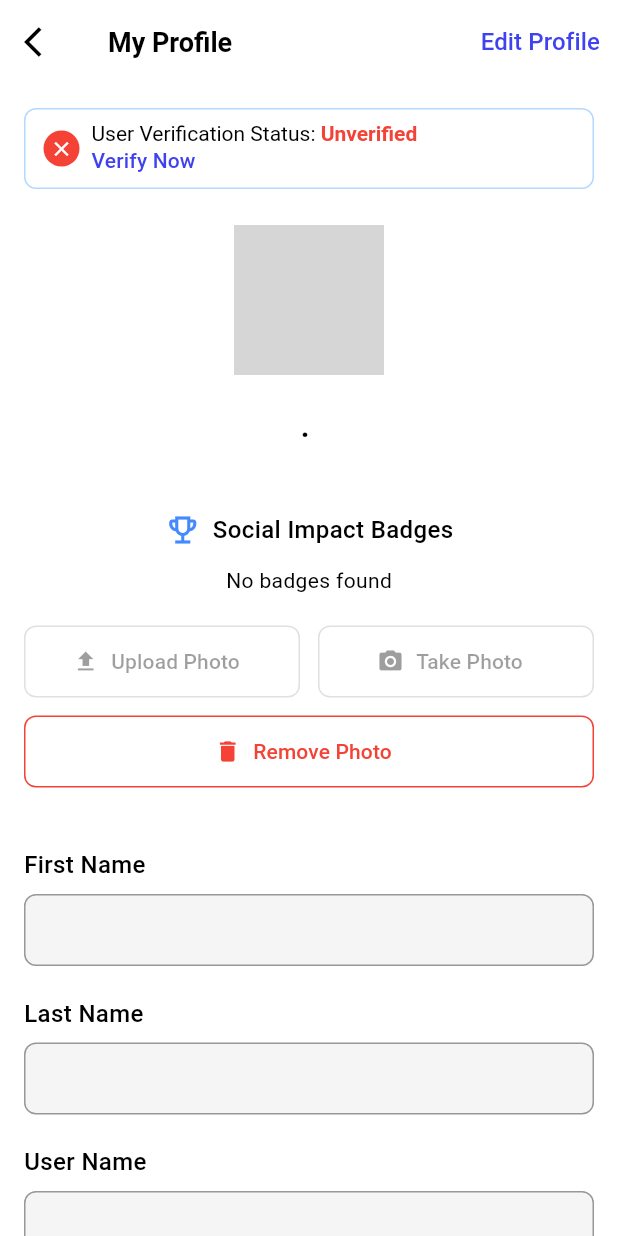
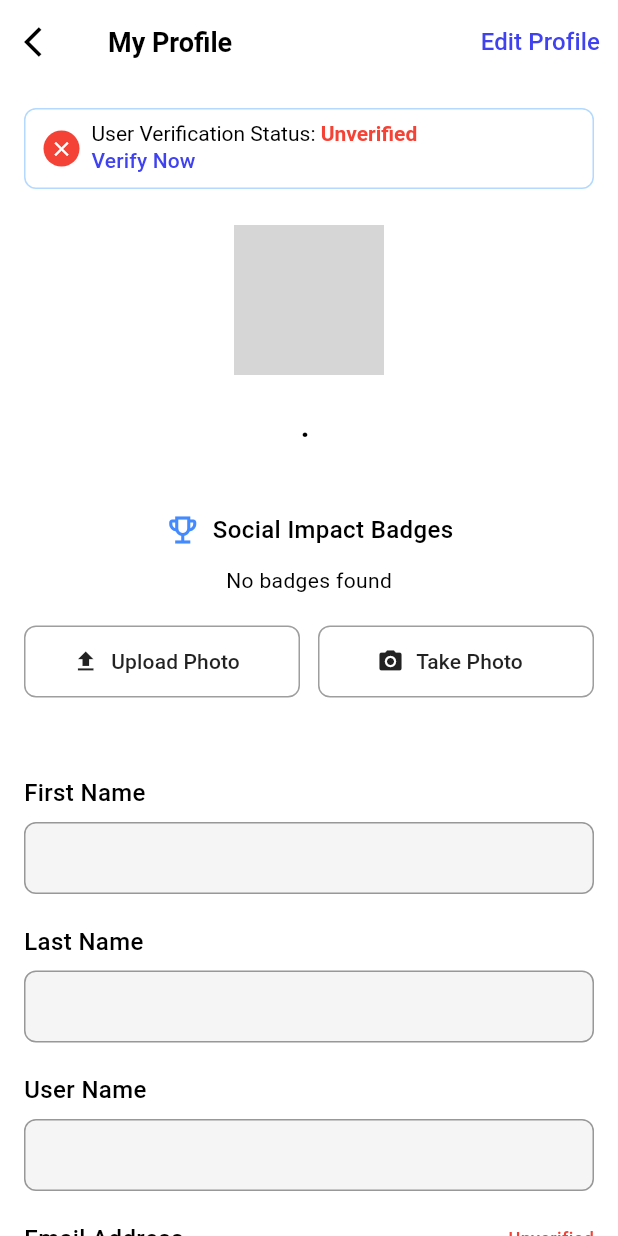
Before and after one commit to FSDTeam-SAA/flutter_ursffiver, a Flutter app: the MyProfileScreen screen opened directly, on a phone screen of 412 x 824 dp. Run offline on Flutter 3.47's test engine with Material 3 defaults, Android fonts, the phone set to English and light mode, and no system bars; our stand-ins replace another_flushbar, dartz, dio, file_picker, flutter_secure_storage, get and 5 more; accounts and stored records are empty; network calls fail; Roboto replaces fonts that are missing (NotoSansKR); grey boxes are pictures that could not be loaded.

Commit message:
feat: Implement badge giving feature with API integration and UI updates refactor: Clean up profile update logic and improve image handling refactor: Streamline interest selection logic and UI components chore: Remove unused chat controller and related code

```diff
--- a/lib/app/app_manager.dart
+++ b/lib/app/app_manager.dart
@@ -16,7 +16,7 @@ class AppManager extends GetxController {
   StreamSubscription? _authStreamSubscription;
   AuthStatus _authStatus = AuthLoading();
   AuthStatus get currentAuthStatus => _authStatus;
-  Debouncer authDebouncer = Debouncer(delay: const Duration(seconds: 20));
+  Debouncer authDebouncer = Debouncer(delay: const Duration(milliseconds: 100));
 
   /// Initializes the stream to listen to auth status
   AppManager(){
@@ -46,16 +46,14 @@ class AppManager extends GetxController {
   }
 
   void _decideRoute(AuthStatus? authStatus) async {
-    if (authStatus != null && authStatus != _authStatus) {
-      debugPrint("(In Appmanager)Auth status: $authStatus");
-
-      if (authStatus is UnAuthenticated) {
+    if (authStatus is UnAuthenticated) {
+       _authStatus = authStatus;
         Get.to(() => SignInScreen());
         // navigatorKey.currentState?.pushNamedAndRemoveUntil(
         //   RouteNames.login,
         //   (route) => false,
         // );
-      } else if (authStatus != _authStatus && authStatus is Authenticated) {
+      } else if (authStatus is Authenticated) {
         debugPrint(
           "currentAuthStatus: $_authStatus, beforeAuthStatus: $authStatus",
         );
@@ -71,7 +69,11 @@ class AppManager extends GetxController {
         // );
       }
       update();
-    }
+    // if (authStatus != null && authStatus != _authStatus) {
+    //   debugPrint("(In Appmanager)Auth status: $authStatus");
+
+
+    // }
   }
 
   // initiate controllers on auth change[Authenticated]
--- a/lib/core/common/controller/select_interest_controller.dart
+++ b/lib/core/common/controller/select_interest_controller.dart
@@ -27,6 +27,8 @@ class InterestSelectionController extends GetxController {
   RxList<InterestCategoryModel> interestList = RxList<InterestCategoryModel>([]);
   @protected
   RxInt selectedIndexCnt = RxInt(0);
+
+  bool isSelected(String id) => (selectedInterests.containsKey(id) && selectedInterests[id] == true);
 
   static Future<List<InterestCategoryModel>> _isolateSearch(
   Map<String, dynamic> message,
--- a/lib/core/common/sheets/interest_picker_sheet.dart
+++ b/lib/core/common/sheets/interest_picker_sheet.dart
@@ -185,9 +185,7 @@ class _InterestPickerSheetState extends State<InterestPickerSheet> {
                                 final interest = interestCategory.interests[idx];
                                 return SelectInterestTile(
                                   interest: interest,
-                                  isSelected: widget.interestSelectionCntlr.selectedInterests.containsKey(
-                                    interest.id,
-                                  ),
+                                  isSelected: selectInterestController.isSelected(interest.id),
                                   onTap: () {
                                     selectInterestController.toggleSelectInterest(
                                       interest,
--- a/lib/core/constants/api_endpoints.dart
+++ b/lib/core/constants/api_endpoints.dart
@@ -37,6 +37,7 @@ base class ApiEndpoints {
   //-----------------badges----------------
   static const String getMyBadges = _Badges.getMyBadges;
   static const String allBadges = _Badges.allBadges;
+  static const String giveBadges = _Badges.giveBadges;
 
   //---------------report----------------
 
@@ -168,6 +169,7 @@ class _Badges {
   static const String _badgesRoute = '${ApiEndpoints.baseUrl}/badges';
   static const String getMyBadges = '$_badgesRoute/all-badges';
   static const String allBadges = '$_badgesRoute/';
+  static const String giveBadges = '$_badgesRoute/give';
 }
 
 // ---------------------- Report -----------------------------
--- a/lib/features/auth/controller/signup_controller.dart
+++ b/lib/features/auth/controller/signup_controller.dart
@@ -23,7 +23,7 @@ class SignUpController extends GetxController {
 
   // NEW – live count of selected interests
   RxInt get selectedCount =>
-      interestSelectionCntlr.selectedInterests.length.obs;
+      interestSelectionCntlr.selectedIndexCnt;
 
   // -----------------------------------------------------------------
   final firstName = ''.obs;
--- a/lib/features/badges/services/badges_interface.dart
+++ b/lib/features/badges/services/badges_interface.dart
@@ -15,5 +15,8 @@ abstract base class BadgesInterface extends BaseRepository {
     required AwardBadgesToUser param,
   });
 
+  FutureRequest<Success<BadgeModel>> giveBadge();
+
   FutureRequest<Success<List<BadgeModel>>> getAllBadges();
+
 }
--- a/lib/features/inbox/model/chat_data.dart
+++ b/lib/features/inbox/model/chat_data.dart
@@ -28,7 +28,7 @@ class ChatModel {
   });
 
   factory ChatModel.fromJson(Map<String, dynamic> json) {
-    debugPrint("re             questBy parse: ${json['name']},");
+    debugPrint("requestBy parse: ${json['name']},");
     try {
       debugPrint("requestBy parse: ${json['requestBy']},");
       //debugPrint("requestBy parsed: ${UserModel.fromJson(json['requestBy'] as Map<String, dynamic>)}");
--- a/lib/features/profile/interface/profile_interface.dart
+++ b/lib/features/profile/interface/profile_interface.dart
@@ -3,7 +3,6 @@ import 'package:flutter_ursffiver/core/api_handler/trycatch.dart';
 import 'package:flutter_ursffiver/core/helpers/typedefs.dart';
 import 'package:flutter_ursffiver/features/profile/model/change_password_model.dart';
 import 'package:flutter_ursffiver/features/profile/model/report_model.dart';
-import 'package:flutter_ursffiver/features/profile/model/update_profile_avatar_param.dart';
 import 'package:flutter_ursffiver/features/profile/model/update_profile_model.dart';
 import 'package:flutter_ursffiver/features/profile/model/user_profile.dart';
 
@@ -14,9 +13,9 @@ abstract base class ProfileInterface extends BaseRepository {
 
   FutureRequest<Success> updateProfile(UpdateProfileModel params);
 
-  FutureRequest<Success> uploadProfileAvatar(UploadProfileAvatarParam params);
+  // FutureRequest<Success> uploadProfileAvatar(UploadProfileAvatarParam params);
 
-  FutureRequest<Success> deleteProfileAvatar(String userId);
+  // FutureRequest<Success> deleteProfileAvatar(String userId);
 
   FutureRequest<Success> reportandProblem(ReportModel params);
 
--- a/lib/features/profile/model/update_profile_model.dart
+++ b/lib/features/profile/model/update_profile_model.dart
@@ -1,3 +1,7 @@
+import 'dart:io';
+
+import 'package:dio/dio.dart';
+
 class UpdateProfileModel {
   final String id;
   String? firstName;
@@ -8,8 +12,7 @@ class UpdateProfileModel {
   String? gender;
   String? ageRange;
   String? bio;
-  String? profileImage;
-  String? coverImage;
+  File? profileImage;
 
   UpdateProfileModel({
     required this.id,
@@ -22,7 +25,6 @@ class UpdateProfileModel {
     this.ageRange,
     this.bio,
     this.profileImage,
-    this.coverImage,
   });
 
   factory UpdateProfileModel.fromJson(Map<String, dynamic> json) {
@@ -37,7 +39,6 @@ class UpdateProfileModel {
       ageRange: json['ageRange'],
       bio: json['bio'],
       profileImage: json['profileImage'],
-      coverImage: json['coverImage'],
     );
   }
 
@@ -52,7 +53,18 @@ class UpdateProfileModel {
       if (ageRange != null) 'ageRange': ageRange,
       if (bio != null) 'bio': bio,
       if (profileImage != null) 'profileImage': profileImage,
-      if (coverImage != null) 'coverImage': coverImage,
+      'userId': id
     };
   }
+
+  Future<FormData> toFormData() async {
+    final formData = FormData.fromMap(toJson());
+    formData.files.add(
+      MapEntry(
+        'profileImage',
+        await MultipartFile.fromFile(profileImage!.path),
+      ),
+    );
+    return formData;
+  }
 }
--- a/lib/features/profile/presentation/screens/edit_personal_informetion_scree.dart
+++ b/lib/features/profile/presentation/screens/edit_personal_informetion_scree.dart
@@ -408,29 +408,28 @@ class _MyProfileScreenState extends State<MyProfileScreen> {
 
             const SizedBox(height: 12),
 
-            /// Remove Photo
-            SizedBox(
-              width: double.infinity,
-              child: OutlinedButton.icon(
-                onPressed: controller.isEditing.value
-                    ? controller.removePhoto
-                    : null,
-                icon: const Icon(Icons.delete, color: Colors.red, size: 18),
-                label: const Text(
-                  'Remove Photo',
-                  style: TextStyle(color: Colors.red),
-                ),
-                style: OutlinedButton.styleFrom(
-                  foregroundColor: Colors.red,
-                  side: const BorderSide(color: Colors.red),
-                  minimumSize: const Size(double.infinity, 48),
-                  shape: RoundedRectangleBorder(
-                    borderRadius: BorderRadius.circular(8),
-                  ),
-                ),
-              ),
-            ),
-
+            // /// Remove Photo
+            // SizedBox(
+            //   width: double.infinity,
+            //   child: OutlinedButton.icon(
+            //     onPressed: controller.isEditing.value
+            //         ? controller.removePhoto
+            //         : null,
+            //     icon: const Icon(Icons.delete, color: Colors.red, size: 18),
+            //     label: const Text(
+            //       'Remove Photo',
+            //       style: TextStyle(color: Colors.red),
+            //     ),
+            //     style: OutlinedButton.styleFrom(
+            //       foregroundColor: Colors.red,
+            //       side: const BorderSide(color: Colors.red),
+            //       minimumSize: const Size(double.infinity, 48),
+            //       shape: RoundedRectangleBorder(
+            //         borderRadius: BorderRadius.circular(8),
+            //       ),
+            //     ),
+            //   ),
+            // ),
             const SizedBox(height: 20),
           ],
         ),
@@ -443,11 +442,10 @@ class _MyProfileScreenState extends State<MyProfileScreen> {
       onPressed: Get.find<EditProfileInfoController>().isEditing.value
           ? onTap
           : null,
-      icon: Icon(icon, size: 18),
-      label: Text(label),
+      icon: Icon(icon, size: 18, color: Colors.black87),
+      label: Text(label, style: const TextStyle(color: Colors.black87)),
       style: OutlinedButton.styleFrom(
-        foregroundColor: Colors.black,
-        side: BorderSide(color: Colors.grey[300]!),
+        side: BorderSide(color: Colors.grey[500]!),
         minimumSize: const Size(double.infinity, 48),
         shape: RoundedRectangleBorder(borderRadius: BorderRadius.circular(8)),
       ),
```
Also changed, not shown: lib/features/auth/presentation/screens/signup_screen.dart (+11 -3 lines), lib/features/auth/presentation/widget/select_interest_widget.dart (+8 -0 lines), lib/features/badges/controller/all_badges_controller.dart (+35 -0 lines), lib/features/badges/model/give_badge.dart (added, +18 -0 lines), lib/features/badges/presentation/screen/get_all_badges_screen.dart (+3 -4 lines), lib/features/badges/presentation/widget/all_badges_record_widget.dart (renamed from lib/features/badges/presentation/widget/all_badges_recorn_widget.dart, +8 -14 lines), lib/features/badges/services/badges_interface_impl.dart (+16 -6 lines), lib/features/inbox/controller/chat_controllerx.dart (deleted, +0 -130 lines), lib/features/profile/controller/edit_profile_info_controller.dart (+19 -39 lines), lib/features/profile/services/profile_interface_impl.dart (+11 -13 lines).
